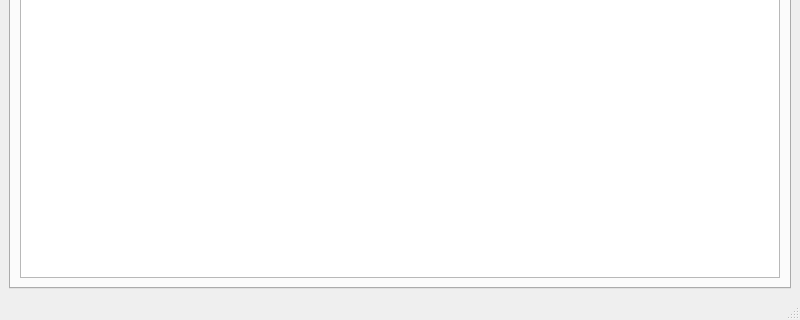
Old version of the form calcwindow.ui in the repository robocenter-rov/remote-control; both pictures show x 0 to 800 and y 280 to 600 of the 800 by 600 pixel window.
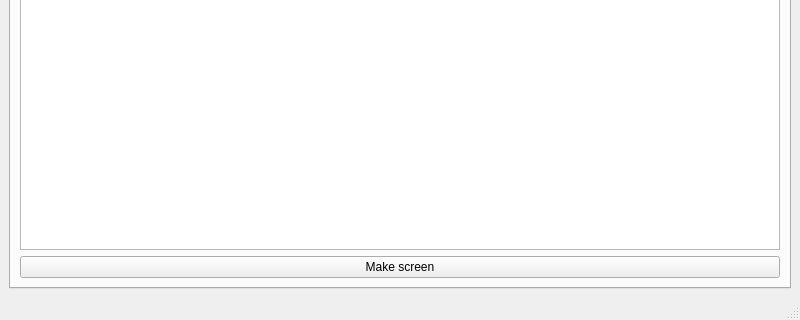
New version of the form.

Commit message: CalcWindow: add interface for making screens

Diff of the .ui file:
```diff
--- a/calcwindow.ui
+++ b/calcwindow.ui
@@ -28,6 +28,13 @@
         <item row="0" column="0">
          <widget class="QGraphicsView" name="videoView"/>
         </item>
+        <item row="1" column="0">
+         <widget class="QPushButton" name="makeScreenButton">
+          <property name="text">
+           <string>Make screen</string>
+          </property>
+         </widget>
+        </item>
        </layout>
       </widget>
       <widget class="QWidget" name="screensTab_2">
```
The commit also changes 2 other files.
